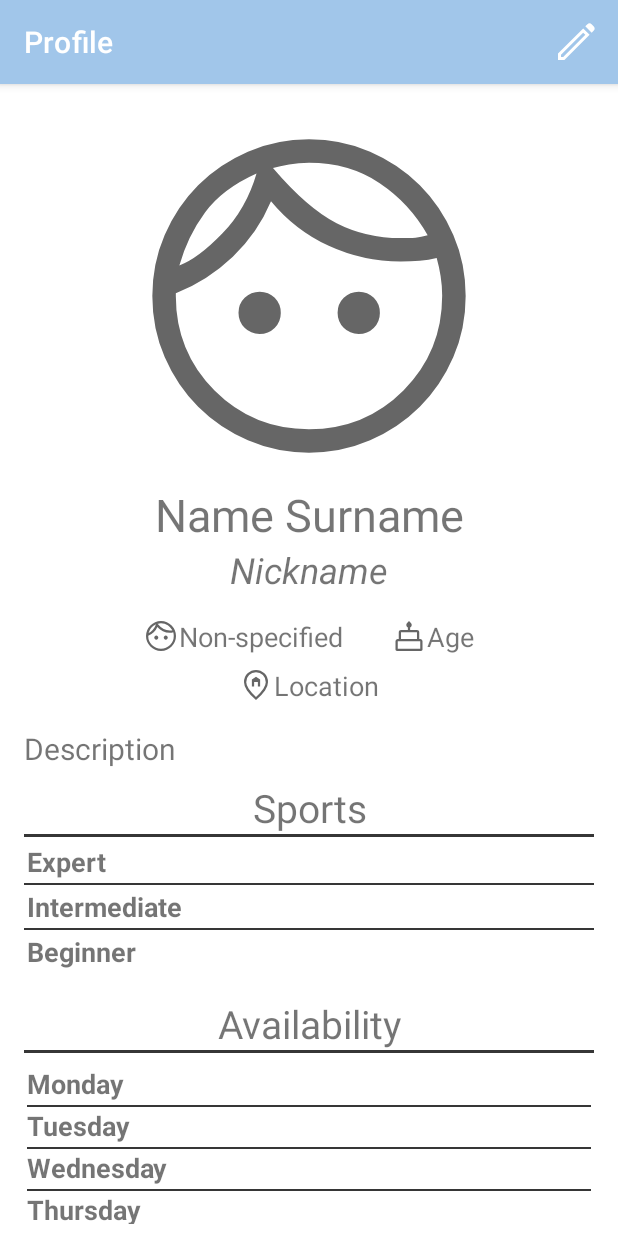
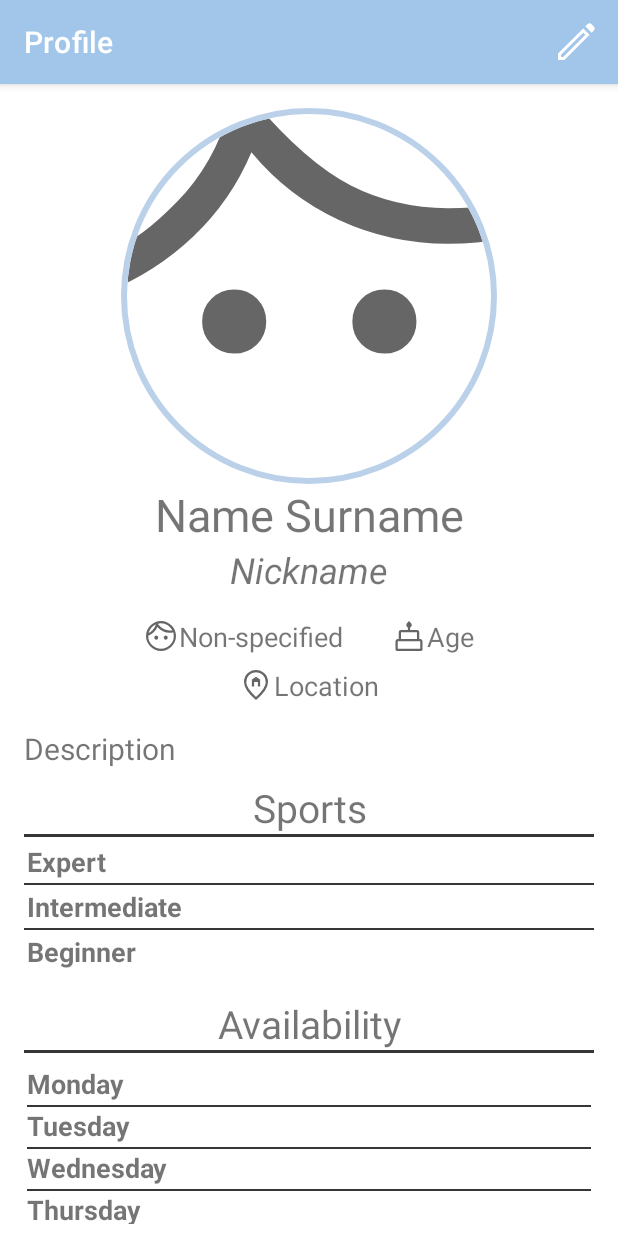
Before and after one commit to edoardocolella/SportTime, an Android app: the screen it shows after launch (ShowProfileActivity), on a phone screen of 412 x 824 dp. Run offline under Robolectric (Android 15) with nearby library versions, the phone set to English and light mode, and no system bars; our stand-ins replace CircleImageView; libraries missing offline, so code that uses them is left out: io.getstream.avatarview.

Commit message:
Changed Image view

```diff
--- a/app/build.gradle
+++ b/app/build.gradle
@@ -48,5 +48,6 @@ dependencies {
     implementation "androidx.room:room-runtime:2.5.1"
     implementation "androidx.room:room-ktx:2.5.1"
     kapt "androidx.room:room-compiler:2.5.1"
+    implementation 'de.hdodenhof:circleimageview:2.1.0'
     androidTestImplementation "androidx.room:room-testing:2.5.1"
 }
--- a/app/src/main/java/com/example/polito_mad_01/ShowProfileActivity.kt
+++ b/app/src/main/java/com/example/polito_mad_01/ShowProfileActivity.kt
@@ -5,6 +5,8 @@ import android.content.Context
 import android.content.Intent
 import android.content.pm.PackageManager
 import android.content.res.Configuration
+import android.graphics.Bitmap
+import android.graphics.drawable.BitmapDrawable
 import android.os.Bundle
 import android.view.Menu
 import android.view.MenuInflater
@@ -13,6 +15,8 @@ import android.widget.ImageView
 import androidx.appcompat.app.AppCompatActivity
 import android.widget.TextView
 import androidx.core.net.toUri
+import io.getstream.avatarview.AvatarView
+import io.getstream.avatarview.coil.loadImage
 import org.json.JSONException
 import org.json.JSONObject
 
--- a/app/src/main/res/layout/activity_show_profile_portrait.xml
+++ b/app/src/main/res/layout/activity_show_profile_portrait.xml
@@ -10,7 +10,7 @@
     android:orientation="vertical"
     android:paddingTop="16dp">
 
-    <ImageView
+    <!--<ImageView
         android:id="@+id/profileImage_imageView"
         android:layout_width="match_parent"
         android:layout_height="0dp"
@@ -18,7 +18,19 @@
         android:contentDescription="@string/pictureDescription"
         android:paddingStart="16dp"
         android:paddingEnd="16dp"
-        android:src="@drawable/face_48px" />
+        android:src="@drawable/face_48px" />-->
+
+    <de.hdodenhof.circleimageview.CircleImageView
+        android:layout_width="match_parent"
+        android:layout_height="0dp"
+        android:layout_weight="1"
+        android:contentDescription="@string/pictureDescription"
+        android:paddingStart="16dp"
+        android:paddingEnd="16dp"
+        android:id="@+id/profileImage_imageView"
+        android:src="@drawable/face_48px"
+        app:civ_border_color="@color/columbia_blue"
+        app:civ_border_width="4dp" />
 
     <LinearLayout
         android:id="@+id/infoLayout"
```
Also changed, not shown: app/src/main/java/com/example/polito_mad_01/EditProfileActivity.kt (+7 -12 lines), app/src/main/res/layout/activity_edit_profile_landscape.xml (+21 -2 lines), app/src/main/res/layout/activity_edit_profile_portrait.xml (+14 -2 lines), app/src/main/res/layout/activity_show_profile_landscape.xml (+14 -2 lines).
